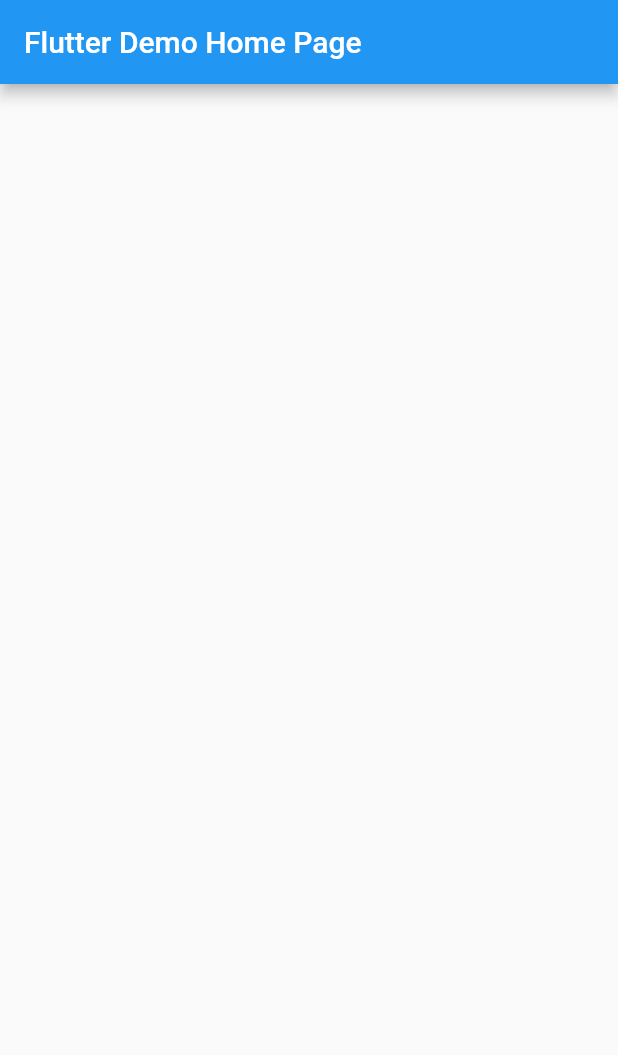
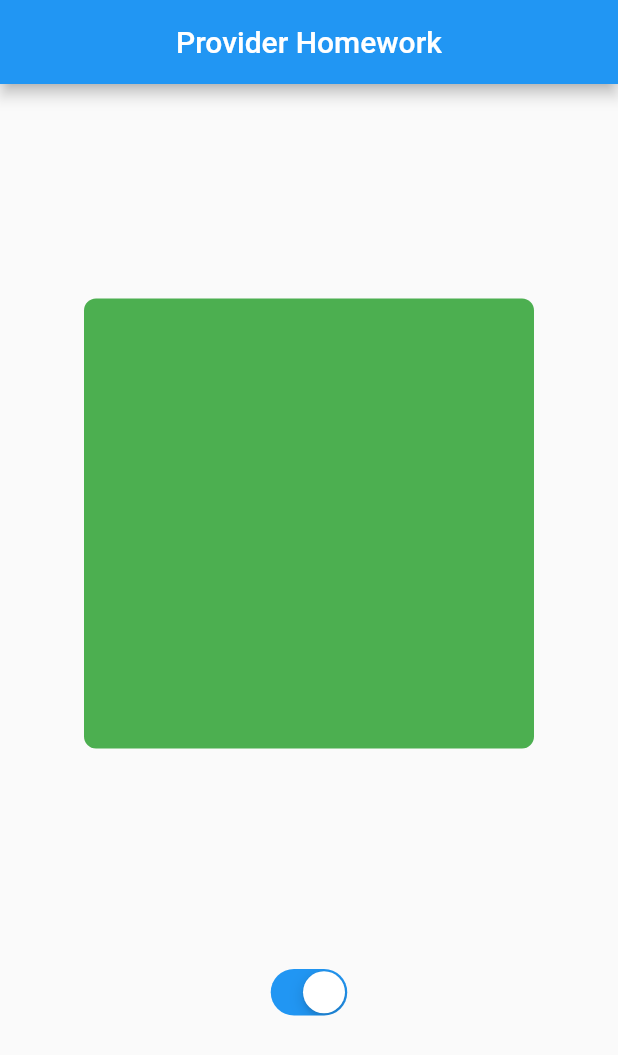
Before and after one commit to EugeniusStrong/provider_homework, a Flutter app: the screen it shows after launch, on a phone screen of 412 x 824 dp. Shown: the top 1055 px of the screen. Run offline on Flutter 3.47's test engine with Material 2 defaults, Android fonts, the phone set to English and light mode, and no system bars.

```diff
--- a/lib/main.dart
+++ b/lib/main.dart
@@ -1,3 +1,4 @@
+import 'package:flutter/cupertino.dart';
 import 'package:flutter/material.dart';
 
 void main() {
@@ -14,29 +15,49 @@ class MyApp extends StatelessWidget {
       theme: ThemeData(
         primarySwatch: Colors.blue,
       ),
-      home: const MyHomePage(title: 'Flutter Demo Home Page'),
+      home: MyTestScreen(),
     );
   }
 }
 
-class MyHomePage extends StatefulWidget {
-  const MyHomePage({super.key, required this.title});
+class MyTestScreen extends StatelessWidget {
+  MyTestScreen({Key? key}) : super(key: key);
 
-  final String title;
+  final bool switchValue = true;
 
-  @override
-  State<MyHomePage> createState() => _MyHomePageState();
-}
+  final double _width = 300;
+  final double _height = 300;
+  final Color _color = Colors.green;
+  final BorderRadiusGeometry _borderRadius = BorderRadius.circular(8);
 
-class _MyHomePageState extends State<MyHomePage> {
   @override
   Widget build(BuildContext context) {
     return Scaffold(
       appBar: AppBar(
-        title: Text(widget.title),
+        title: const Text('Provider Homework'),
+        centerTitle: true,
       ),
       body: Center(
-        child: Column(),
+        child: Column(
+          mainAxisAlignment: MainAxisAlignment.spaceEvenly,
+          children: [
+            AnimatedContainer(
+              width: _width,
+              height: _height,
+              decoration: BoxDecoration(
+                color: _color,
+                borderRadius: _borderRadius,
+              ),
+              duration: const Duration(seconds: 1),
+              curve: Curves.fastOutSlowIn,
+            ),
+            CupertinoSwitch(
+              value: switchValue,
+              activeColor: Colors.blue,
+              onChanged: (bool? value) {},
+            ),
+          ],
+        ),
       ),
     );
   }
```
